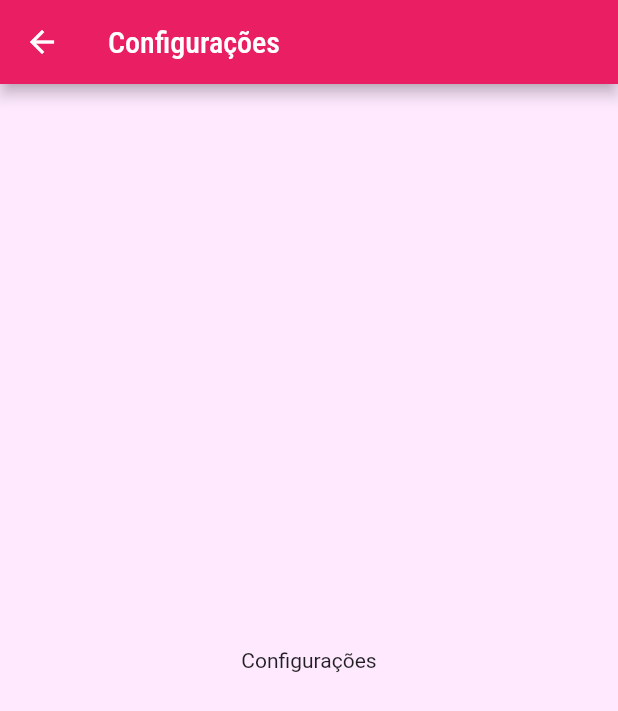
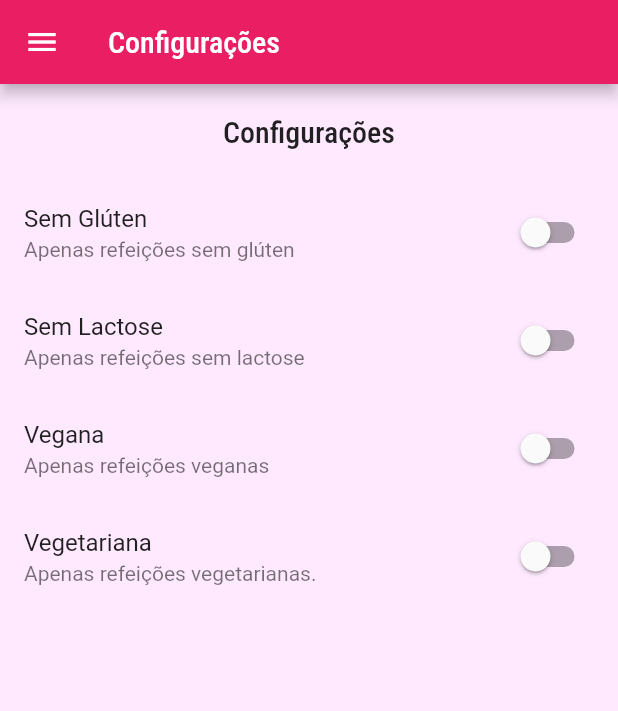
Before and after one commit to PedroH-Peres/CulinaryApp-Flutter, a Flutter app: the SettingsScreen screen opened by its route, on a phone screen of 412 x 824 dp. Shown: the top 711 px of the screen. Run offline on Flutter 3.47's test engine with Material 2 defaults, Android fonts, the phone set to English and light mode, and no system bars; network calls fail.

Commit message:
base version

```diff
--- a/lib/components/main_drawer.dart
+++ b/lib/components/main_drawer.dart
@@ -38,12 +38,12 @@ class MainDrawer extends StatelessWidget {
           _createItem(
               Icons.restaurant,
               'Refeições',
-              () => Navigator.of(context).pushNamed(AppRoutes.HOME)
+              () => Navigator.of(context).pushReplacementNamed(AppRoutes.HOME)
             ),
           _createItem(
               Icons.settings,
               'Configurações',
-              () => Navigator.of(context).pushNamed(AppRoutes.SETTINGS)
+              () => Navigator.of(context).pushReplacementNamed(AppRoutes.SETTINGS)
             ),
         ],
       ),
--- a/lib/data/dummy_data.dart
+++ b/lib/data/dummy_data.dart
@@ -56,7 +56,7 @@ const DUMMY_CATEGORIES = const [
   ),
 ];
 
-const dummyMeals = [
+const DUMMY_MEALS = [
   Meal(
     id: 'm1',
     categories: ['c1', 'c2'],
--- /dev/null
+++ b/lib/models/settings.dart
@@ -0,0 +1,14 @@
+class Settings{
+
+  bool isGLutenFree;
+  bool isLactoseFree;
+  bool isVegan;
+  bool isVegetarian;
+
+  Settings({
+    this.isGLutenFree = false,
+    this.isLactoseFree = false,
+    this.isVegan = false,
+    this.isVegetarian = false
+  });
+}
--- a/lib/screens/settings_screen.dart
+++ b/lib/screens/settings_screen.dart
@@ -1,15 +1,83 @@
 import 'package:flutter/material.dart';
 import 'package:flutter/src/foundation/key.dart';
 import 'package:flutter/src/widgets/framework.dart';
+import 'package:navigation_app/components/main_drawer.dart';
+import 'package:navigation_app/models/settings.dart';
 
-class SettingsScreen extends StatelessWidget {
-  const SettingsScreen({Key? key}) : super(key: key);
+class SettingsScreen extends StatefulWidget {
+
+  final Function(Settings) onSettingsChange;
+  final Settings settings;
+  const SettingsScreen(this.onSettingsChange, this.settings);
+
+  @override
+  State<SettingsScreen> createState() => _SettingsScreenState();
+}
+
+class _SettingsScreenState extends State<SettingsScreen> {
+  Settings settings = Settings();
+
+  @override
+  void initState() {
+    super.initState();
+    settings = widget.settings;
+  }
+
+  Widget _createSwitch(String title, String subtitle, bool value, Function(bool) onChanged){
+    return SwitchListTile.adaptive(
+      title: Text(title),
+      subtitle: Text(subtitle),
+      value: value,
+      onChanged: (value){
+        onChanged(value);
+        widget.onSettingsChange(settings);
+      },
+    );
+  }
 
   @override
   Widget build(BuildContext context) {
     return Scaffold(
       appBar: AppBar(title:Text('Configurações')),
-      body: Center(child: Text('Configurações')),
+      drawer: MainDrawer(),
+      body: Column(
+        children: [
+          Container(
+            padding: EdgeInsets.all(20),
+            child: Text('Configurações', style: Theme.of(context).textTheme.headline6,),
+          ),
+          Expanded(
+            child: ListView(
+              children: [
+                _createSwitch(
+                  'Sem Glúten',
+                  'Apenas refeições sem glúten',
+                  settings.isGLutenFree,
+                  (value) => setState(()=> settings.isGLutenFree = value)
+                ),
+                _createSwitch(
+                  'Sem Lactose',
+                  'Apenas refeições sem lactose',
+                  settings.isLactoseFree,
+                  (value) => setState(()=> settings.isLactoseFree = value)
+                ),
+                _createSwitch(
+                  'Vegana',
+                  'Apenas refeições veganas',
+                  settings.isVegan,
+                  (value) => setState(()=> settings.isVegan = value)
+                ),
+                _createSwitch(
+                  'Vegetariana',
+                  'Apenas refeições vegetarianas.',
+                  settings.isVegetarian,
+                  (value) => setState(()=> settings.isVegetarian = value)
+                )
+              ],
+            )
+          ),
+        ],
+      )
     );
   }
 }
```
Also changed, not shown: lib/components/meal_item.dart (+8 -1 lines), lib/main.dart (+45 -5 lines), lib/screens/categories_meals_screen.dart (+8 -1 lines), lib/screens/favorite_screen.dart (+19 -2 lines), lib/screens/meal_detail_screen.dart (+11 -0 lines), lib/screens/tabs_screen.dart (+12 -2 lines).
